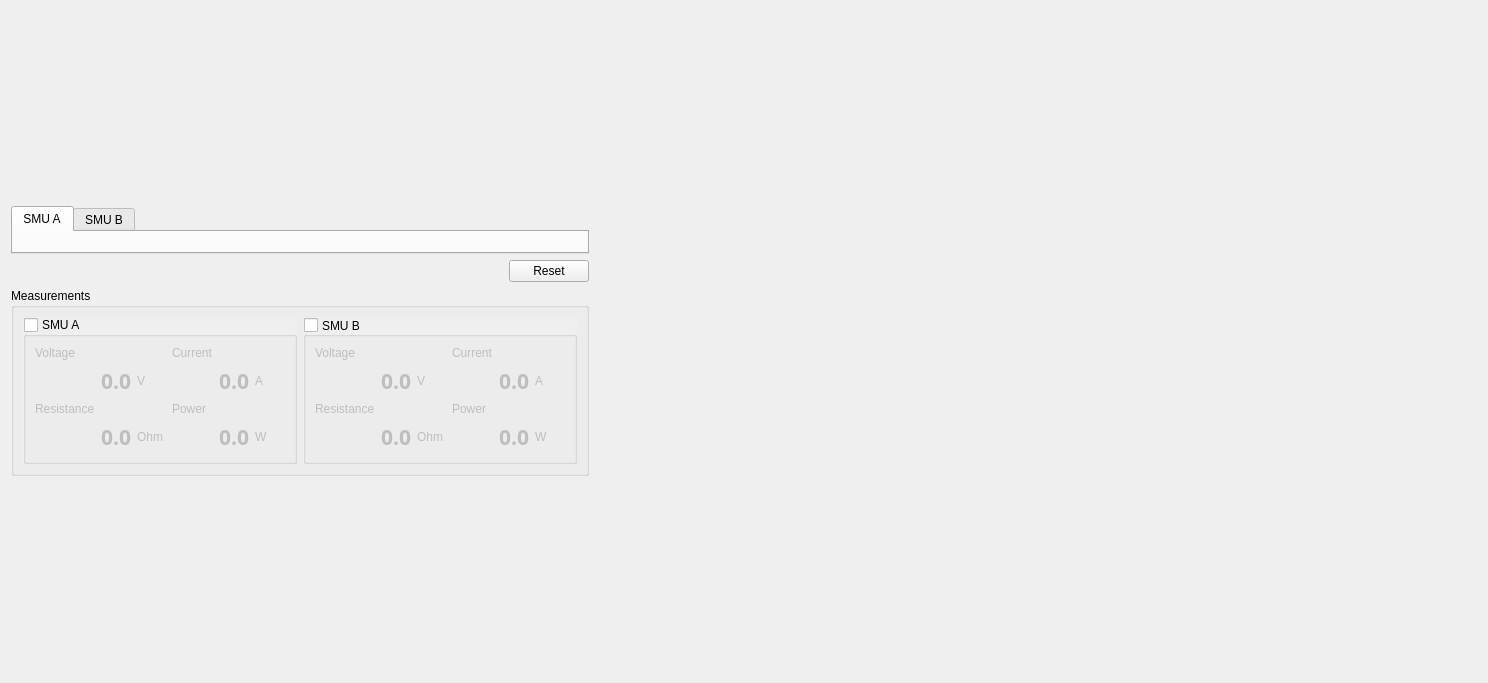
This is forms/smu_control_widget.ui in schwemmdx/keithley-tool as Qt 5 draws it before an edit. The edited form follows.
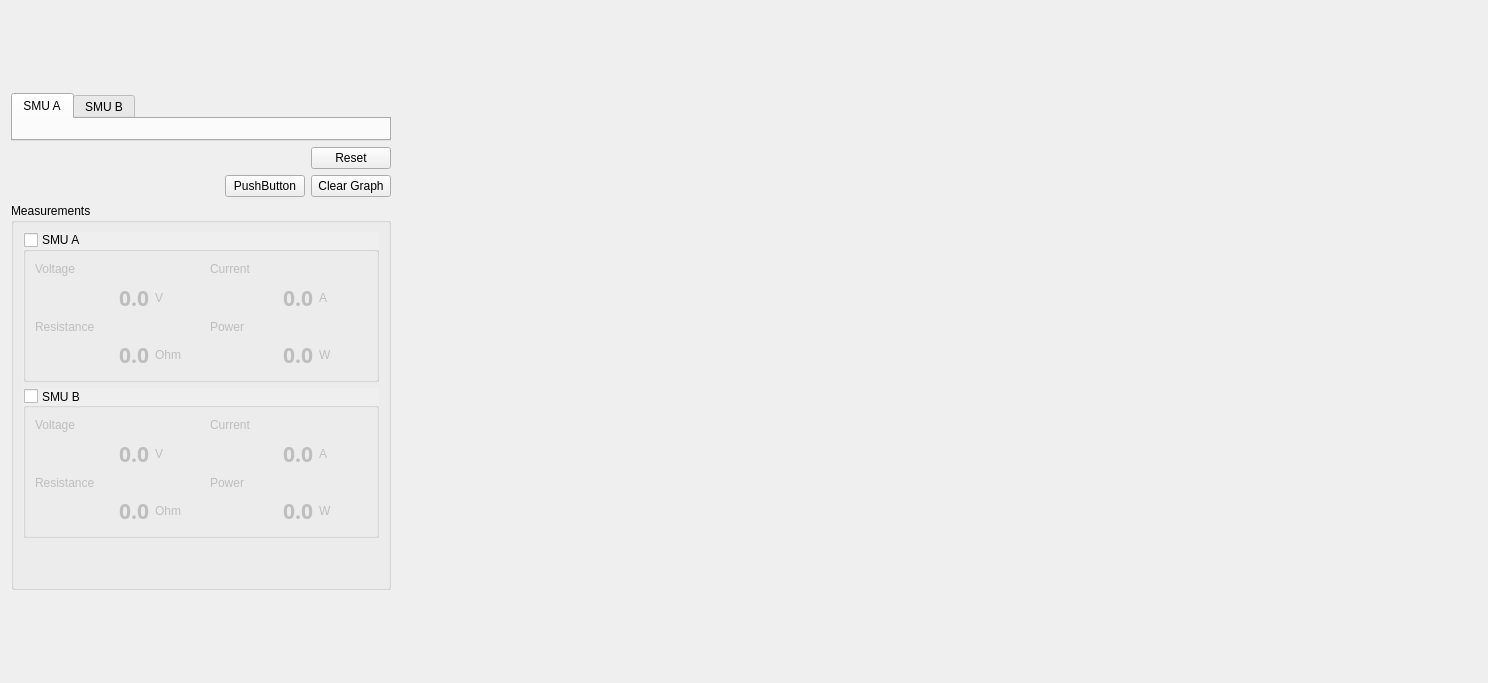
This is the edited form. Icons and pictures are not drawn.

Commit message: changed position of grp-boxes from side-by-side to on top of each other

Patch:
```diff
--- a/forms/smu_control_widget.ui
+++ b/forms/smu_control_widget.ui
@@ -16,39 +16,11 @@
   <layout class="QFormLayout" name="formLayout">
    <item row="0" column="0">
     <layout class="QGridLayout" name="gridLayout_3">
-     <item row="1" column="0">
-      <layout class="QGridLayout" name="gridLayout">
-       <item row="0" column="0">
-        <spacer name="horizontalSpacer">
-         <property name="orientation">
-          <enum>Qt::Horizontal</enum>
-         </property>
-         <property name="sizeHint" stdset="0">
-          <size>
-           <width>498</width>
-           <height>20</height>
-          </size>
-         </property>
-        </spacer>
-       </item>
-       <item row="0" column="1">
-        <widget class="QPushButton" name="resetInstrBtn">
-         <property name="text">
-          <string>Reset</string>
-         </property>
-         <property name="icon">
-          <iconset resource="../materials.qrc">
-           <normaloff>:/materials/materials/reset.png</normaloff>:/materials/materials/reset.png</iconset>
-         </property>
-        </widget>
-       </item>
-      </layout>
-     </item>
-     <item row="2" column="0">
+     <item row="3" column="0">
       <widget class="QGroupBox" name="groupBox">
        <property name="maximumSize">
         <size>
-         <width>600</width>
+         <width>450</width>
          <height>16777215</height>
         </size>
        </property>
@@ -56,8 +28,26 @@
         <string>Measurements</string>
        </property>
        <layout class="QGridLayout" name="gridLayout_7">
-        <item row="0" column="1">
-         <widget class="QGroupBox" name="groupBox_3">
+        <item row="1" column="0">
+         <widget class="QGroupBox" name="smub_grpBox">
+          <property name="sizePolicy">
+           <sizepolicy hsizetype="Preferred" vsizetype="Fixed">
+            <horstretch>0</horstretch>
+            <verstretch>0</verstretch>
+           </sizepolicy>
+          </property>
+          <property name="minimumSize">
+           <size>
+            <width>0</width>
+            <height>150</height>
+           </size>
+          </property>
+          <property name="maximumSize">
+           <size>
+            <width>500</width>
+            <height>150</height>
+           </size>
+          </property>
           <property name="layoutDirection">
            <enum>Qt::LeftToRight</enum>
           </property>
@@ -80,52 +70,6 @@
            <bool>false</bool>
           </property>
           <layout class="QGridLayout" name="gridLayout_6">
-           <item row="3" column="4">
-            <widget class="QLabel" name="smub_p_2">
-             <property name="maximumSize">
-              <size>
-               <width>200</width>
-               <height>50</height>
-              </size>
-             </property>
-             <property name="font">
-              <font>
-               <family>Source Code Pro</family>
-               <pointsize>16</pointsize>
-               <bold>true</bold>
-              </font>
-             </property>
-             <property name="text">
-              <string>0.0</string>
-             </property>
-             <property name="alignment">
-              <set>Qt::AlignRight|Qt::AlignTrailing|Qt::AlignVCenter</set>
-             </property>
-            </widget>
-           </item>
-           <item row="1" column="1">
-            <widget class="QLabel" name="smub_v_2">
-             <property name="maximumSize">
-              <size>
-               <width>200</width>
-               <height>50</height>
-              </size>
-             </property>
-             <property name="font">
-              <font>
-               <family>Source Code Pro</family>
-               <pointsize>16</pointsize>
-               <bold>true</bold>
-              </font>
-             </property>
-             <property name="text">
-              <string>0.0</string>
-             </property>
-             <property name="alignment">
-              <set>Qt::AlignRight|Qt::AlignTrailing|Qt::AlignVCenter</set>
-             </property>
-            </widget>
-           </item>
            <item row="3" column="0" colspan="2">
             <widget class="QLabel" name="smub_r_2">
              <property name="maximumSize">
@@ -170,29 +114,6 @@
              </property>
             </widget>
            </item>
-           <item row="1" column="4">
-            <widget class="QLabel" name="smub_c_2">
-             <property name="maximumSize">
-              <size>
-               <width>200</width>
-               <height>50</height>
-              </size>
-             </property>
-             <property name="font">
-              <font>
-               <family>Source Code Pro</family>
-               <pointsize>16</pointsize>
-               <bold>true</bold>
-              </font>
-             </property>
-             <property name="text">
-              <string>0.0</string>
-             </property>
-             <property name="alignment">
-              <set>Qt::AlignRight|Qt::AlignTrailing|Qt::AlignVCenter</set>
-             </property>
-            </widget>
-           </item>
            <item row="0" column="3">
             <widget class="QLabel" name="label_28">
              <property name="text">
@@ -228,11 +149,111 @@
              </property>
             </widget>
            </item>
+           <item row="1" column="0" colspan="2">
+            <widget class="QLabel" name="smub_v">
+             <property name="maximumSize">
+              <size>
+               <width>200</width>
+               <height>50</height>
+              </size>
+             </property>
+             <property name="font">
+              <font>
+               <family>Source Code Pro</family>
+               <pointsize>16</pointsize>
+               <bold>true</bold>
+              </font>
+             </property>
+             <property name="text">
+              <string>0.0</string>
+             </property>
+             <property name="alignment">
+              <set>Qt::AlignRight|Qt::AlignTrailing|Qt::AlignVCenter</set>
+             </property>
+            </widget>
+           </item>
+           <item row="1" column="3" colspan="2">
+            <widget class="QLabel" name="smub_i">
+             <property name="maximumSize">
+              <size>
+               <width>200</width>
+               <height>50</height>
+              </size>
+             </property>
+             <property name="font">
+              <font>
+               <family>Source Code Pro</family>
+               <pointsize>16</pointsize>
+               <bold>true</bold>
+              </font>
+             </property>
+             <property name="text">
+              <string>0.0</string>
+             </property>
+             <property name="alignment">
+              <set>Qt::AlignRight|Qt::AlignTrailing|Qt::AlignVCenter</set>
+             </property>
+            </widget>
+           </item>
+           <item row="3" column="3" colspan="2">
+            <widget class="QLabel" name="smub_p">
+             <property name="maximumSize">
+              <size>
+               <width>200</width>
+               <height>50</height>
+              </size>
+             </property>
+             <property name="font">
+              <font>
+               <family>Source Code Pro</family>
+               <pointsize>16</pointsize>
+               <bold>true</bold>
+              </font>
+             </property>
+             <property name="text">
+              <string>0.0</string>
+             </property>
+             <property name="alignment">
+              <set>Qt::AlignRight|Qt::AlignTrailing|Qt::AlignVCenter</set>
+             </property>
+            </widget>
+           </item>
           </layout>
          </widget>
         </item>
+        <item row="3" column="0">
+         <spacer name="verticalSpacer">
+          <property name="orientation">
+           <enum>Qt::Vertical</enum>
+          </property>
+          <property name="sizeHint" stdset="0">
+           <size>
+            <width>20</width>
+            <height>40</height>
+           </size>
+          </property>
+         </spacer>
+        </item>
         <item row="0" column="0">
-         <widget class="QGroupBox" name="groupBox_2">
+         <widget class="QGroupBox" name="smua_grpBox">
+          <property name="sizePolicy">
+           <sizepolicy hsizetype="Maximum" vsizetype="Fixed">
+            <horstretch>0</horstretch>
+            <verstretch>0</verstretch>
+           </sizepolicy>
+          </property>
+          <property name="minimumSize">
+           <size>
+            <width>0</width>
+            <height>150</height>
+           </size>
+          </property>
+          <property name="maximumSize">
+           <size>
+            <width>500</width>
+            <height>150</height>
+           </size>
+          </property>
           <property name="layoutDirection">
            <enum>Qt::LeftToRight</enum>
           </property>
@@ -273,29 +294,6 @@
              </property>
             </widget>
            </item>
-           <item row="1" column="4">
-            <widget class="QLabel" name="smua_c_2">
-             <property name="maximumSize">
-              <size>
-               <width>200</width>
-               <height>50</height>
-              </size>
-             </property>
-             <property name="font">
-              <font>
-               <family>Source Code Pro</family>
-               <pointsize>16</pointsize>
-               <bold>true</bold>
-              </font>
-             </property>
-             <property name="text">
-              <string>0.0</string>
-             </property>
-             <property name="alignment">
-              <set>Qt::AlignRight|Qt::AlignTrailing|Qt::AlignVCenter</set>
-             </property>
-            </widget>
-           </item>
            <item row="3" column="5">
             <widget class="QLabel" name="label_21">
              <property name="text">
@@ -340,29 +338,6 @@
              </property>
             </widget>
            </item>
-           <item row="1" column="1">
-            <widget class="QLabel" name="smua_v_2">
-             <property name="maximumSize">
-              <size>
-               <width>200</width>
-               <height>50</height>
-              </size>
-             </property>
-             <property name="font">
-              <font>
-               <family>Source Code Pro</family>
-               <pointsize>16</pointsize>
-               <bold>true</bold>
-              </font>
-             </property>
-             <property name="text">
-              <string>0.0</string>
-             </property>
-             <property name="alignment">
-              <set>Qt::AlignRight|Qt::AlignTrailing|Qt::AlignVCenter</set>
-             </property>
-            </widget>
-           </item>
            <item row="1" column="2">
             <widget class="QLabel" name="label_23">
              <property name="text">
@@ -370,29 +345,6 @@
              </property>
             </widget>
            </item>
-           <item row="3" column="4">
-            <widget class="QLabel" name="smua_p_2">
-             <property name="maximumSize">
-              <size>
-               <width>200</width>
-               <height>50</height>
-              </size>
-             </property>
-             <property name="font">
-              <font>
-               <family>Source Code Pro</family>
-               <pointsize>16</pointsize>
-               <bold>true</bold>
-              </font>
-             </property>
-             <property name="text">
-              <string>0.0</string>
-             </property>
-             <property name="alignment">
-              <set>Qt::AlignRight|Qt::AlignTrailing|Qt::AlignVCenter</set>
-             </property>
-            </widget>
-           </item>
            <item row="2" column="0">
             <widget class="QLabel" name="label_8">
              <property name="text">
@@ -400,17 +352,123 @@
              </property>
             </widget>
            </item>
+           <item row="1" column="3" colspan="2">
+            <widget class="QLabel" name="smua_i">
+             <property name="maximumSize">
+              <size>
+               <width>200</width>
+               <height>50</height>
+              </size>
+             </property>
+             <property name="font">
+              <font>
+               <family>Source Code Pro</family>
+               <pointsize>16</pointsize>
+               <bold>true</bold>
+              </font>
+             </property>
+             <property name="text">
+              <string>0.0</string>
+             </property>
+             <property name="alignment">
+              <set>Qt::AlignRight|Qt::AlignTrailing|Qt::AlignVCenter</set>
+             </property>
+            </widget>
+           </item>
+           <item row="3" column="3" colspan="2">
+            <widget class="QLabel" name="smua_p">
+             <property name="maximumSize">
+              <size>
+               <width>200</width>
+               <height>50</height>
+              </size>
+             </property>
+             <property name="font">
+              <font>
+               <family>Source Code Pro</family>
+               <pointsize>16</pointsize>
+               <bold>true</bold>
+              </font>
+             </property>
+             <property name="text">
+              <string>0.0</string>
+             </property>
+             <property name="alignment">
+              <set>Qt::AlignRight|Qt::AlignTrailing|Qt::AlignVCenter</set>
+             </property>
+            </widget>
+           </item>
+           <item row="1" column="0" colspan="2">
+            <widget class="QLabel" name="smua_v">
+             <property name="maximumSize">
+              <size>
+               <width>200</width>
+               <height>50</height>
+              </size>
+             </property>
+             <property name="font">
+              <font>
+               <family>Source Code Pro</family>
+               <pointsize>16</pointsize>
+               <bold>true</bold>
+              </font>
+             </property>
+             <property name="text">
+              <string>0.0</string>
+             </property>
+             <property name="alignment">
+              <set>Qt::AlignRight|Qt::AlignTrailing|Qt::AlignVCenter</set>
+             </property>
+            </widget>
+           </item>
           </layout>
          </widget>
         </item>
        </layout>
       </widget>
      </item>
+     <item row="1" column="0">
+      <layout class="QGridLayout" name="gridLayout">
+       <item row="0" column="1">
+        <widget class="QPushButton" name="resetInstrBtn">
+         <property name="text">
+          <string>Reset</string>
+         </property>
+         <property name="icon">
+          <iconset resource="../materials.qrc">
+           <normaloff>:/materials/materials/reset.png</normaloff>:/materials/materials/reset.png</iconset>
+         </property>
+        </widget>
+       </item>
+       <item row="0" column="0">
+        <spacer name="horizontalSpacer">
+         <property name="orientation">
+          <enum>Qt::Horizontal</enum>
+         </property>
+         <property name="sizeType">
+          <enum>QSizePolicy::Preferred</enum>
+         </property>
+         <property name="sizeHint" stdset="0">
+          <size>
+           <width>300</width>
+           <height>20</height>
+          </size>
+         </property>
+        </spacer>
+       </item>
+      </layout>
+     </item>
      <item row="0" column="0">
       <widget class="QTabWidget" name="tabWidget">
+       <property name="sizePolicy">
+        <sizepolicy hsizetype="Maximum" vsizetype="Expanding">
+         <horstretch>0</horstretch>
+         <verstretch>0</verstretch>
+        </sizepolicy>
+       </property>
        <property name="maximumSize">
         <size>
-         <width>600</width>
+         <width>500</width>
          <height>16777215</height>
         </size>
        </property>
@@ -444,6 +502,37 @@
        </widget>
       </widget>
      </item>
+     <item row="2" column="0">
+      <layout class="QGridLayout" name="gridLayout_4">
+       <item row="0" column="1">
+        <widget class="QPushButton" name="pushButton">
+         <property name="text">
+          <string>PushButton</string>
+         </property>
+        </widget>
+       </item>
+       <item row="0" column="0">
+        <spacer name="horizontalSpacer_2">
+         <property name="orientation">
+          <enum>Qt::Horizontal</enum>
+         </property>
+         <property name="sizeHint" stdset="0">
+          <size>
+           <width>48</width>
+           <height>21</height>
+          </size>
+         </property>
+        </spacer>
+       </item>
+       <item row="0" column="2">
+        <widget class="QPushButton" name="clearGraphBtn">
+         <property name="text">
+          <string>Clear Graph</string>
+         </property>
+        </widget>
+       </item>
+      </layout>
+     </item>
     </layout>
    </item>
    <item row="0" column="1">
```
Left out of the diff: 4 changed lines with no effect on the pictures.
